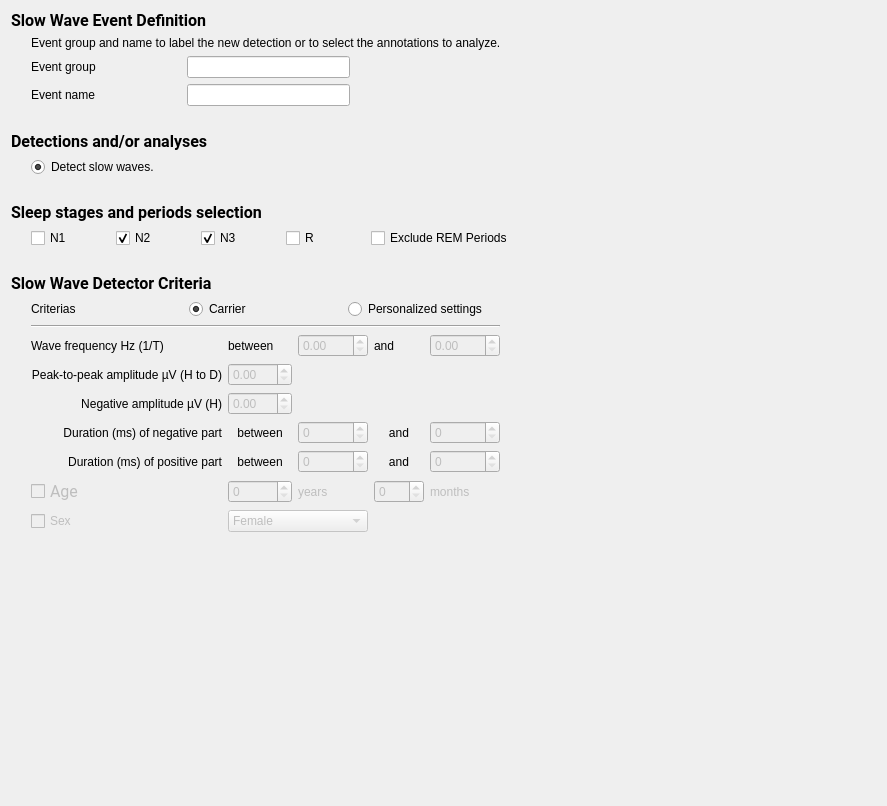
Old version of the form tools/CEAMSTools/SlowWaveDetection/SSWDCriterias/Ui_SSWDCriterias.ui in the repository SnoozToolbox/snooz-package-ceams.
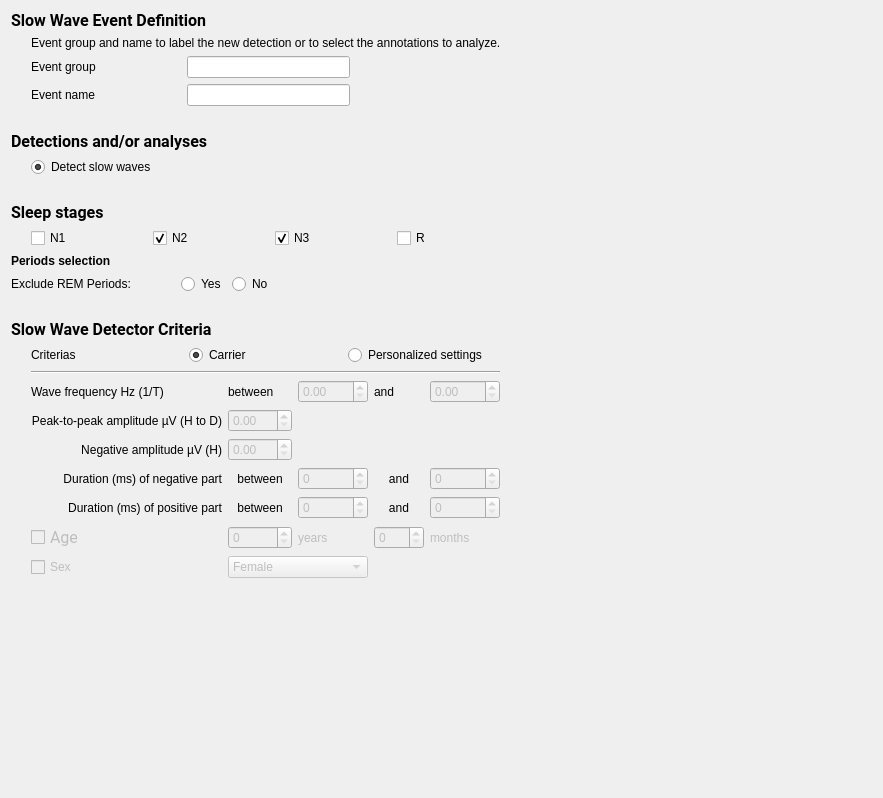
New version of the form.

Commit message: SW detection: sleep stages and period selection separated for clarity.

Patch:
```diff
--- a/tools/CEAMSTools/SlowWaveDetection/SSWDCriterias/Ui_SSWDCriterias.ui
+++ b/tools/CEAMSTools/SlowWaveDetection/SSWDCriterias/Ui_SSWDCriterias.ui
@@ -6,8 +6,8 @@
    <rect>
     <x>0</x>
     <y>0</y>
-    <width>887</width>
-    <height>806</height>
+    <width>883</width>
+    <height>798</height>
    </rect>
   </property>
   <property name="windowTitle">
@@ -198,7 +198,7 @@
                 <bool>true</bool>
                </property>
                <property name="text">
-                <string>Detect slow waves.</string>
+                <string>Detect slow waves</string>
                </property>
                <property name="checked">
                 <bool>true</bool>
@@ -243,7 +243,7 @@
             </font>
            </property>
            <property name="text">
-            <string>&lt;html&gt;&lt;head/&gt;&lt;body&gt;&lt;p&gt;&lt;span style=&quot; font-weight:600;&quot;&gt;Sleep stages and periods selection&lt;/span&gt;&lt;/p&gt;&lt;/body&gt;&lt;/html&gt;</string>
+            <string>&lt;html&gt;&lt;head/&gt;&lt;body&gt;&lt;p&gt;&lt;span style=&quot; font-weight:600;&quot;&gt;Sleep stages&lt;/span&gt;&lt;/p&gt;&lt;/body&gt;&lt;/html&gt;</string>
            </property>
           </widget>
          </item>
@@ -299,16 +299,54 @@
              </property>
             </widget>
            </item>
+          </layout>
+         </item>
+         <item>
+          <widget class="QLabel" name="label_20">
+           <property name="text">
+            <string>&lt;html&gt;&lt;head/&gt;&lt;body&gt;&lt;p&gt;&lt;span style=&quot; font-weight:700;&quot;&gt;Periods selection&lt;/span&gt;&lt;/p&gt;&lt;/body&gt;&lt;/html&gt;</string>
+           </property>
+          </widget>
+         </item>
+         <item>
+          <layout class="QHBoxLayout" name="horizontalLayout_12">
            <item>
-            <widget class="QCheckBox" name="checkBox_excl_remp">
-             <property name="toolTip">
-              <string>Useful to detect on NREM stages included in NREM periods only (not in REM periods).</string>
+            <widget class="QLabel" name="label_21">
+             <property name="text">
+              <string>Exclude REM Periods:             </string>
              </property>
+            </widget>
+           </item>
+           <item>
+            <widget class="QRadioButton" name="radioButton_excl_remp">
              <property name="text">
-              <string>Exclude REM Periods</string>
+              <string>Yes</string>
              </property>
             </widget>
            </item>
+           <item>
+            <widget class="QRadioButton" name="radioButton_incl_remp">
+             <property name="text">
+              <string>No</string>
+             </property>
+             <property name="checked">
+              <bool>true</bool>
+             </property>
+            </widget>
+           </item>
+           <item>
+            <spacer name="horizontalSpacer_3">
+             <property name="orientation">
+              <enum>Qt::Orientation::Horizontal</enum>
+             </property>
+             <property name="sizeHint" stdset="0">
+              <size>
+               <width>40</width>
+               <height>20</height>
+              </size>
+             </property>
+            </spacer>
+           </item>
           </layout>
          </item>
         </layout>
```
The commit also changes 2 other files.
